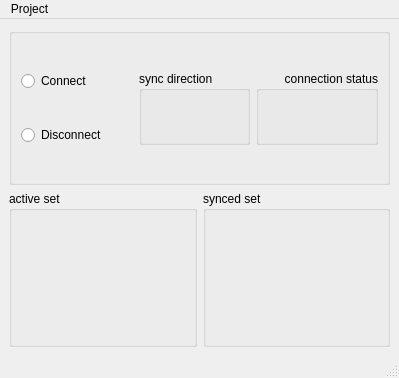
Above: nuRMainWindow.ui from ProfNitz/nuRay before the change. Below: the same form after it.
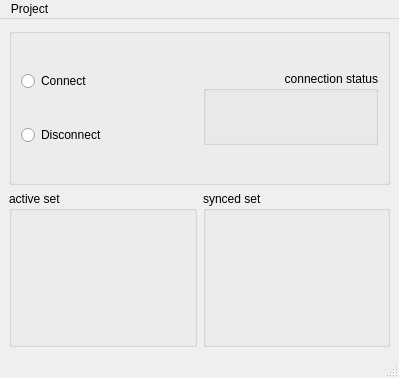
That is the form after the change.

What changed in the file:
```diff
--- a/nuRMainWindow.ui
+++ b/nuRMainWindow.ui
@@ -63,30 +63,7 @@
         </widget>
        </item>
        <item row="0" column="1" rowspan="2">
-        <layout class="QVBoxLayout" name="syncDirectionBox">
-         <item>
-          <widget class="QGroupBox" name="groupBox">
-           <property name="title">
-            <string>sync direction</string>
-           </property>
-           <layout class="QHBoxLayout" name="horizontalLayout">
-            <item>
-             <layout class="QVBoxLayout" name="nuRayText"/>
-            </item>
-            <item>
-             <layout class="QVBoxLayout" name="syncDirection">
-              <property name="sizeConstraint">
-               <enum>QLayout::SetDefaultConstraint</enum>
-              </property>
-             </layout>
-            </item>
-            <item>
-             <layout class="QVBoxLayout" name="muConText"/>
-            </item>
-           </layout>
-          </widget>
-         </item>
-        </layout>
+        <layout class="QVBoxLayout" name="syncDirectionBox"/>
        </item>
       </layout>
      </widget>
```
